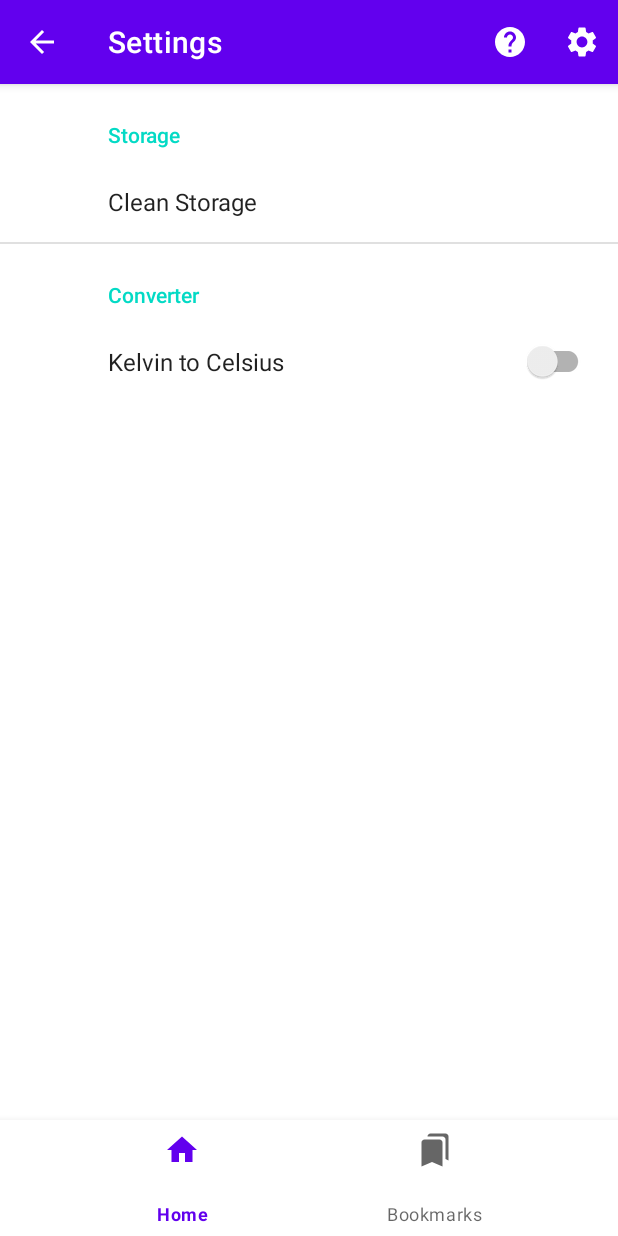
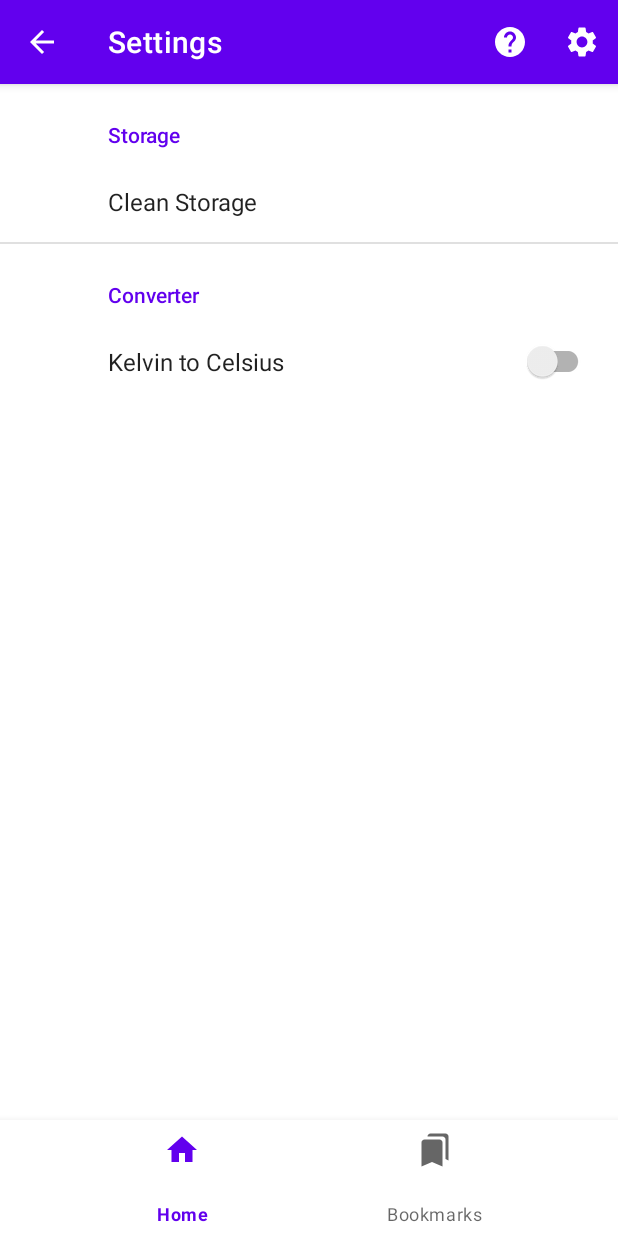
Before and after one commit to athariqbal009/weather_app, an Android app: the screen it shows after launch (MainActivity), after a tap on "Settings", on a phone screen of 412 x 824 dp. Run offline under Robolectric (Android 15) with nearby library versions, the phone set to English and light mode, and no system bars; our stand-ins replace Dagger/Hilt's generated code, Room's generated code, Timber, androidx.preference, navigation-ui.

Commit message:
initial commit

```diff
--- a/app/src/main/res/values/themes.xml
+++ b/app/src/main/res/values/themes.xml
@@ -6,8 +6,8 @@
         <item name="colorPrimaryVariant">@color/purple_700</item>
         <item name="colorOnPrimary">@color/white</item>
         <!-- Secondary brand color. -->
-        <item name="colorSecondary">@color/teal_200</item>
-        <item name="colorSecondaryVariant">@color/teal_700</item>
+        <item name="colorSecondary">@color/purple_500</item>
+        <item name="colorSecondaryVariant">@color/purple_700</item>
         <item name="colorOnSecondary">@color/black</item>
         <!-- Status bar color. -->
         <item name="android:statusBarColor" tools:targetApi="l">?attr/colorPrimaryVariant</item>
```
